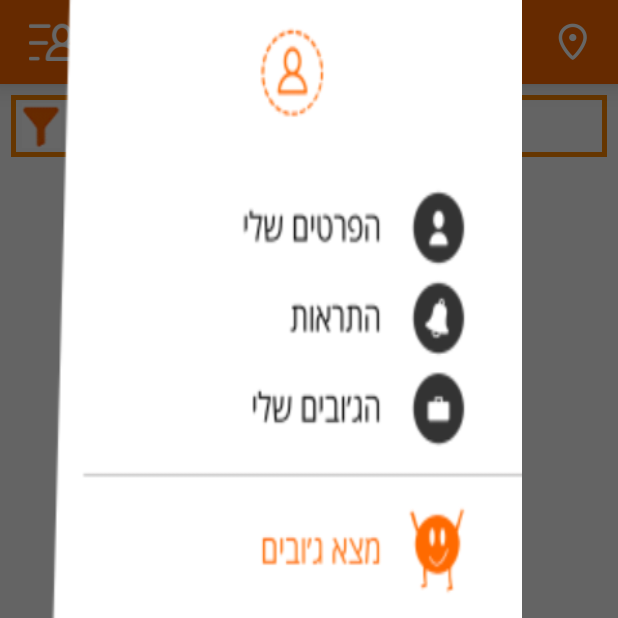
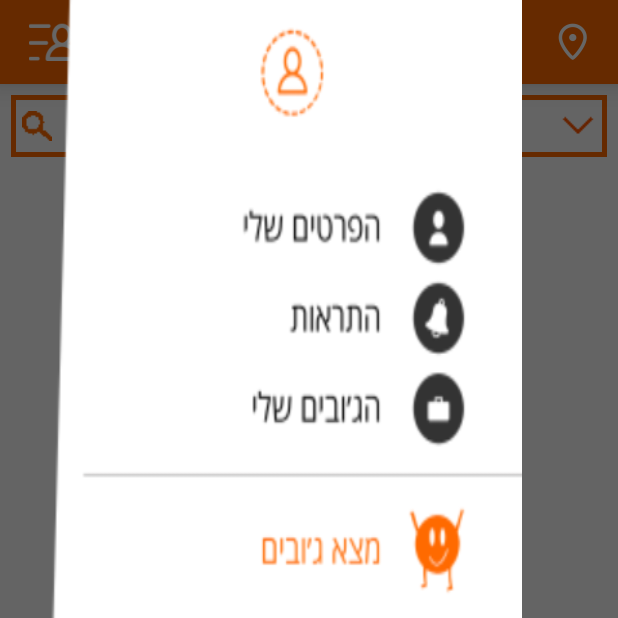
Before and after one commit to AssafZfani/Jobim, an Android app: the screen it shows after launch (MainActivity), with the side drawer open, on a phone screen of 412 x 824 dp, the top half of it. Run offline under Robolectric (Android 15) with nearby library versions, the phone set to English and light mode, and no system bars; our stand-ins replace ButterKnife, Firebase (no records; nobody signed in at launch, a user with empty details on screens opened directly), Room's generated code; libraries missing offline, so code that uses them is left out: im.delight.android; 2 statements that could not run were skipped.

Commit message:
fixing general bugs

```diff
--- a/app/src/main/java/zfani/assaf/jobim/custom_views/ClusterJobsRenderer.java
+++ b/app/src/main/java/zfani/assaf/jobim/custom_views/ClusterJobsRenderer.java
@@ -31,7 +31,6 @@ import androidx.annotation.NonNull;
 import androidx.viewpager.widget.PagerAdapter;
 import zfani.assaf.jobim.R;
 import zfani.assaf.jobim.adapters.JobsAdapter;
-import zfani.assaf.jobim.custom_views.ClusterJobs;
 import zfani.assaf.jobim.models.Job;
 
 public class ClusterJobsRenderer extends DefaultClusterRenderer<ClusterJobs>
--- a/app/src/main/java/zfani/assaf/jobim/interfaces/JobDao.java
+++ b/app/src/main/java/zfani/assaf/jobim/interfaces/JobDao.java
@@ -16,7 +16,7 @@ import static androidx.room.OnConflictStrategy.REPLACE;
 @Dao
 public interface JobDao {
 
-    @Query("Select * from job_table order by distance desc")
+    @Query("Select * from job_table order by distance asc")
     LiveData<List<Job>> getAllJobs();
 
     @RawQuery
--- a/app/src/main/java/zfani/assaf/jobim/utils/AlertHelper.java
+++ b/app/src/main/java/zfani/assaf/jobim/utils/AlertHelper.java
@@ -5,7 +5,6 @@ import android.app.Dialog;
 import android.content.Intent;
 import android.net.Uri;
 import android.os.Bundle;
-import android.os.Handler;
 import android.view.View;
 import android.widget.TextView;
 import android.widget.Toast;
--- a/app/src/main/java/zfani/assaf/jobim/viewmodels/MainFeedViewModel.java
+++ b/app/src/main/java/zfani/assaf/jobim/viewmodels/MainFeedViewModel.java
@@ -29,13 +29,24 @@ import zfani.assaf.jobim.utils.JsonHelper;
 
 public class MainFeedViewModel extends AndroidViewModel {
 
+    private MutableLiveData<String> showByTitle;
     private MutableLiveData<Boolean> shouldCheckPermission;
     private JobRepository jobRepository;
 
     public MainFeedViewModel(@NonNull Application application) {
         super(application);
+        showByTitle = new MutableLiveData<>();
+        setShowByTitle("");
         shouldCheckPermission = new MutableLiveData<>();
         jobRepository = new JobRepository(application);
+    }
+
+    public MutableLiveData<String> getShowByTitle() {
+        return showByTitle;
+    }
+
+    public void setShowByTitle(String showByTitle) {
+        this.showByTitle.setValue(showByTitle);
     }
 
     public void loadJobs() {
@@ -126,6 +137,10 @@ public class MainFeedViewModel extends AndroidViewModel {
     }
 
     public List<Job> getJobLiveList(List<String> jobTypeList, String jobLocation, String jobFirm) {
+        if ((jobTypeList != null && !jobTypeList.isEmpty()) || (jobLocation != null && !jobLocation.isEmpty()) || (jobFirm != null && !jobFirm.isEmpty())) {
+            setShowByTitle("מציג " + (jobTypeList == null || jobTypeList.isEmpty() ? "" : (jobTypeList.size() == 1 ? jobTypeList.get(0) : jobTypeList.size() + " ג'ובים"))
+                    + (jobFirm != null && !jobFirm.isEmpty() ? " ב" + jobFirm : "") + (jobLocation != null && !jobLocation.isEmpty() ? " ב" + jobLocation : ""));
+        }
         return jobRepository.getAllJobs(jobTypeList, jobLocation, jobFirm);
     }
 }
--- a/app/src/main/java/zfani/assaf/jobim/views/activities/MainActivity.java
+++ b/app/src/main/java/zfani/assaf/jobim/views/activities/MainActivity.java
@@ -178,7 +178,7 @@ public class MainActivity extends AppCompatActivity {
                         handleMenuButtons(findViewById(R.id.myDetails));
                         break;
                     default:
-                        clean(findViewById(R.id.cleanButton));
+                        clean(findViewById(R.id.tvClean));
                         break;
                 }
             } else {
--- a/app/src/main/java/zfani/assaf/jobim/views/fragments/MenuFragments/MainFeedFragment.java
+++ b/app/src/main/java/zfani/assaf/jobim/views/fragments/MenuFragments/MainFeedFragment.java
@@ -3,14 +3,13 @@ package zfani.assaf.jobim.views.fragments.MenuFragments;
 import android.Manifest;
 import android.content.Intent;
 import android.content.pm.PackageManager;
-import android.graphics.PorterDuff;
-import android.graphics.drawable.Drawable;
 import android.graphics.drawable.GradientDrawable;
 import android.os.Bundle;
 import android.os.Handler;
 import android.view.LayoutInflater;
 import android.view.View;
 import android.view.ViewGroup;
+import android.widget.ImageView;
 import android.widget.TextView;
 
 import androidx.annotation.NonNull;
@@ -34,10 +33,16 @@ import zfani.assaf.jobim.views.bottomsheets.ShowByBottomSheet;
 
 public class MainFeedFragment extends Fragment implements SwipeRefreshLayout.OnRefreshListener {
 
-    @BindView(R.id.llShowBy)
-    View llShowBy;
-    @BindView(R.id.tvShowBY)
+    @BindView(R.id.rlShowBy)
+    View rlShowBy;
+    @BindView(R.id.ivSearch)
+    View ivSearch;
+    @BindView(R.id.tvShowBy)
     TextView tvShowBY;
+    @BindView(R.id.ivArrow)
+    ImageView ivArrow;
+    @BindView(R.id.tvClean)
+    TextView tvClean;
     @BindView(R.id.srlMainFeed)
     SwipeRefreshLayout srlMainFeed;
     @BindView(R.id.rvMainFeed)
@@ -45,6 +50,7 @@ public class MainFeedFragment extends Fragment implements SwipeRefreshLayout.OnR
     @BindView(R.id.ivLocationMessage)
     View ivLocationMessage;
     private MainFeedViewModel mainFeedViewModel;
+    private ShowByBottomSheetViewModel showByBottomSheetViewModel;
     private JobsAdapter jobsAdapter;
 
     @Override
@@ -52,9 +58,10 @@ public class MainFeedFragment extends Fragment implements SwipeRefreshLayout.OnR
         View view = inflater.inflate(R.layout.fragment_main_feed, container, false);
         ButterKnife.bind(this, view);
         srlMainFeed.setOnRefreshListener(this);
-        int orange = ContextCompat.getColor(container.getContext(), android.R.color.holo_orange_dark);
-        designShowByLayout(orange, "");
+        int orange = ContextCompat.getColor(container.getContext(), R.color.orange);
         mainFeedViewModel = ViewModelProviders.of(this).get(MainFeedViewModel.class);
+        showByBottomSheetViewModel = ViewModelProviders.of(requireActivity()).get(ShowByBottomSheetViewModel.class);
+        mainFeedViewModel.getShowByTitle().observe(this, showByTitle -> designShowByLayout(orange, showByTitle));
         new GPSTracker(requireActivity());
         mainFeedViewModel.getShouldCheckPermission().observe(this, isShouldCheckLocationPermission -> {
             if (isShouldCheckLocationPermission) {
@@ -88,30 +95,31 @@ public class MainFeedFragment extends Fragment implements SwipeRefreshLayout.OnR
         new Handler().postDelayed(() -> srlMainFeed.setRefreshing(false), 3000);
     }
 
-    @OnClick(R.id.llShowBy)
+    @OnClick(R.id.rlShowBy)
     void showBy() {
         new ShowByBottomSheet().show(getChildFragmentManager(), null);
     }
 
-    /*public void clean() {
-        filteredAdapter = null;
-        FilteredAdapter.filteredList = null;
-        view.findViewById(R.id.filter).setVisibility(View.VISIBLE);
-        view.findViewById(R.id.cleanButton).setVisibility(View.GONE);
-        designShowByLayout(orange, "");
-        onRefresh();
-    }*/
+    @OnClick(R.id.tvClean)
+    void clean() {
+        showByBottomSheetViewModel.setFilter(false);
+    }
 
-    private void designShowByLayout(int color, String text) {
+    private void designShowByLayout(int color, String showByTitle) {
         GradientDrawable border = new GradientDrawable();
         border.setStroke(5, color);
-        llShowBy.setBackground(border);
-        tvShowBY.setTextColor(color);
-        tvShowBY.setText(text.isEmpty() ? "מציג את כל הג'ובים סביבי" : text);
-        Drawable drawable = tvShowBY.getCompoundDrawables()[0];
-        if (drawable != null) {
-            drawable.setColorFilter(color, PorterDuff.Mode.SRC_ATOP);
+        rlShowBy.setBackground(border);
+        if (showByTitle.isEmpty()) {
+            ivSearch.setVisibility(View.VISIBLE);
+            tvShowBY.setText("מציג את כל הג'ובים סביבי");
+            tvClean.setVisibility(View.GONE);
+        } else {
+            ivSearch.setVisibility(View.INVISIBLE);
+            tvShowBY.setText(showByTitle);
+            tvClean.setVisibility(View.VISIBLE);
+            tvClean.setTextColor(color);
         }
+        ivArrow.setColorFilter(color);
     }
 
     private void checkLocationPermission() {
@@ -128,43 +136,15 @@ public class MainFeedFragment extends Fragment implements SwipeRefreshLayout.OnR
         mainFeedViewModel.loadJobs();
         rvMainFeed.setAdapter(jobsAdapter = new JobsAdapter());
         mainFeedViewModel.getJobLiveList().observe(this, jobList -> jobsAdapter.submitList(jobList));
-        ShowByBottomSheetViewModel showByBottomSheetViewModel = ViewModelProviders.of(requireActivity()).get(ShowByBottomSheetViewModel.class);
         showByBottomSheetViewModel.getFilter().observe(this, isFilter -> {
             if (isFilter) {
                 jobsAdapter.submitList(mainFeedViewModel.getJobLiveList(showByBottomSheetViewModel.getChosenJobTypeList(),
                         showByBottomSheetViewModel.getChosenLocation().getValue(),
                         showByBottomSheetViewModel.getChosenFirm()));
-                        //.observe(this, jobList -> jobsAdapter.submitList(jobList));
+            } else {
+                mainFeedViewModel.setShowByTitle("");
+                mainFeedViewModel.getJobLiveList().observe(this, jobList -> jobsAdapter.submitList(jobList));
             }
         });
     }
-
-    /*public void filterList(View view, Intent data) {
-        ArrayList<Integer> businessesNumbers = data.getIntegerArrayListExtra("BusinessesNumbers");
-        String address = data.getStringExtra("Address") == null ? "" : data.getStringExtra("Address");
-        String location = address.isEmpty() ? address : address.substring(address.indexOf(", ") + 2);
-        String firm = data.getStringExtra("Firm") == null ? "" : data.getStringExtra("Firm");
-        if (businessesNumbers != null || !location.isEmpty() || !firm.isEmpty()) {
-            Button cleanButton = view.findViewById(R.id.cleanButton);
-             View filter = view.findViewById(R.id.filter);
-            filter.setVisibility(View.GONE);
-            cleanButton.setVisibility(View.VISIBLE);
-            rvMainFeed.setAdapter(filteredAdapter = new FilteredAdapter(businessesNumbers, location, firm));
-            int color = orange;
-            String text = "";
-            if (businessesNumbers != null) {
-                JobType jobType = null;
-                if (businessesNumbers.size() == 1) {
-                    jobType = JobsAdapter.jobsTypesList.get(businessesNumbers.get(0) - 1);
-                    Integer[] colorArray = jobType.getColor().toArray(new Integer[3]);
-                    color = Color.rgb(colorArray[0], colorArray[1], colorArray[2]);
-                }
-                text = "מציג " + (jobType != null ? jobType.getJobType() : businessesNumbers.size() + " ג'ובים");
-            }
-            text += (!firm.isEmpty() ? " ב" + firm : "") + (!address.isEmpty() ? " ב" + address : "");
-            cleanButton.setTextColor(color);
-            designShowByLayout(color, text);
-            setMessageVisibility();
-        }
-    }*/
 }
--- a/app/src/main/res/layout/fragment_main_feed.xml
+++ b/app/src/main/res/layout/fragment_main_feed.xml
@@ -7,58 +7,62 @@
     android:padding="7.5dp"
     tools:ignore="ContentDescription">
 
-    <Button
-        android:id="@+id/cleanButton"
-        style="@style/Base.Widget.AppCompat.Button.Borderless"
-        android:layout_width="wrap_content"
+    <LinearLayout
+        android:id="@+id/llContainer"
+        android:layout_width="match_parent"
         android:layout_height="wrap_content"
-        android:layout_alignParentEnd="true"
-        android:layout_marginTop="3dp"
-        android:onClick="clean"
-        android:text="נקה"
-        android:visibility="gone" />
+        android:layout_marginBottom="7.5dp">
 
         <RelativeLayout
-        android:id="@+id/showByLayout"
-        android:layout_width="match_parent"
+            android:id="@+id/rlShowBy"
+            android:layout_width="0dp"
             android:layout_height="wrap_content"
-        android:layout_marginBottom="7.5dp"
-        android:layout_toStartOf="@id/cleanButton"
-        android:gravity="center">
+            android:layout_weight="1">
 
             <ImageView
-            android:id="@+id/filter"
+                android:id="@+id/ivSearch"
                 android:layout_width="wrap_content"
                 android:layout_height="wrap_content"
                 android:layout_centerVertical="true"
                 android:layout_marginStart="7dp"
-            android:background="@drawable/filter" />
-
-        <LinearLayout
-            android:id="@+id/llShowBy"
-            android:layout_width="match_parent"
-            android:layout_height="wrap_content"
-            android:gravity="center"
-            android:paddingTop="10dp"
-            android:paddingBottom="10dp">
+                android:background="@drawable/search"
+                android:backgroundTint="@color/orange" />
 
             <TextView
-                android:id="@+id/tvShowBY"
+                android:id="@+id/tvShowBy"
                 style="@style/text_view_regular"
-                android:drawableEnd="@drawable/arrow"
-                android:drawablePadding="5dp"
-                android:textColor="@android:color/holo_orange_dark"
+                android:layout_centerInParent="true"
+                android:paddingTop="10dp"
+                android:paddingBottom="10dp"
+                android:textColor="@color/orange"
                 android:textSize="15sp" />
 
-        </LinearLayout>
+            <ImageView
+                android:id="@+id/ivArrow"
+                android:layout_width="wrap_content"
+                android:layout_height="wrap_content"
+                android:layout_alignParentEnd="true"
+                android:layout_centerVertical="true"
+                android:layout_marginEnd="7dp"
+                android:background="@drawable/arrow" />
 
         </RelativeLayout>
+
+        <TextView
+            android:id="@+id/tvClean"
+            style="@style/text_view_regular"
+            android:layout_marginStart="10dp"
+            android:text="נקה"
+            android:textSize="15sp"
+            android:visibility="gone" />
+
+    </LinearLayout>
 
     <androidx.swiperefreshlayout.widget.SwipeRefreshLayout
         android:id="@+id/srlMainFeed"
         android:layout_width="match_parent"
         android:layout_height="match_parent"
-        android:layout_below="@id/showByLayout">
+        android:layout_below="@id/llContainer">
 
         <androidx.recyclerview.widget.RecyclerView
             android:id="@+id/rvMainFeed"
@@ -79,6 +83,6 @@
         android:id="@+id/mapFragment"
         android:layout_width="match_parent"
         android:layout_height="match_parent"
-        android:layout_below="@id/showByLayout" />
+        android:layout_below="@id/llContainer" />
 
 </RelativeLayout>
```
Also changed, not shown: app/src/main/java/zfani/assaf/jobim/repositories/JobRepository.java (+9 -9 lines), app/src/main/java/zfani/assaf/jobim/views/fragments/FeedFragments/MapFragment.java (+13 -9 lines), app/src/main/res/drawable/filter.png (deleted). Lines whose indentation alone changed are shown as unchanged.
